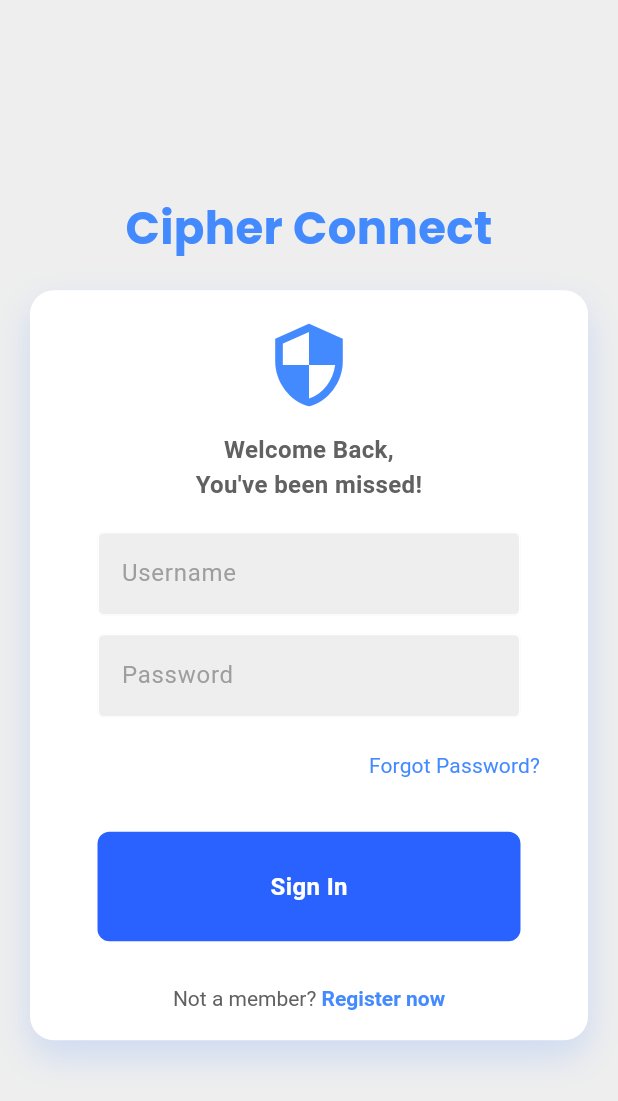
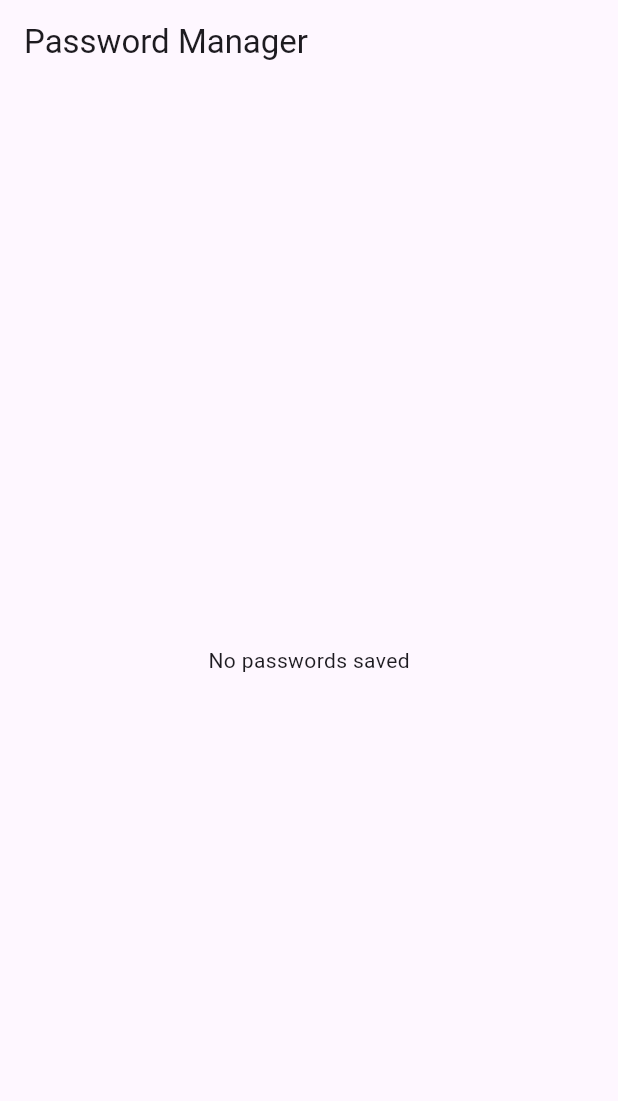
Before and after one commit to DairaDoo/cipher-connect, a Flutter app: the screen it shows after launch, on a phone screen of 412 x 824 dp. Shown: the top 1101 px of the screen. Run offline on Flutter 3.47's test engine with Material 3 defaults, Android fonts, the phone set to English and light mode, and no system bars; our stand-ins replace flutter_secure_storage, pinput; missing offline and left inert: encrypt.

Commit message:
Modifique y cree el password manager, tambien tuve que modificar el main.dart para ver los cambios. Tambien tuve que poner dependencias nuevas en el pubspec.yaml.

```diff
--- a/lib/main.dart
+++ b/lib/main.dart
@@ -1,5 +1,6 @@
 import 'package:flutter/material.dart';
-import './screens/login_screen.dart';
+import 'screens/password_manager_screen.dart';
+
 
 void main() {
   runApp(const MyApp());
@@ -11,8 +12,11 @@ class MyApp extends StatelessWidget {
   @override
   Widget build(BuildContext context) {
     return MaterialApp(
-      debugShowCheckedModeBanner: false,
-      home: (LoginPage()),
+      debugShowCheckedModeBanner: false, // Elimina la marca de debug
+      theme: ThemeData(
+        primarySwatch: Colors.deepPurple, // Estilo principal de la app
+      ),
+      home: const PasswordManagerScreen(), // Se referencia la clase actualizada
     );
   }
 }
--- a/lib/screens/login_screen.dart
+++ b/lib/screens/login_screen.dart
@@ -7,7 +7,7 @@ import '../widgets/my_textfield.dart';
 import '../widgets/my_button.dart';
 
 class LoginPage extends StatefulWidget {
-  LoginPage({super.key});
+  const LoginPage({super.key});
 
   @override
   State<LoginPage> createState() => _LoginPageState();
--- /dev/null
+++ b/lib/screens/password_manager_screen.dart
@@ -0,0 +1,58 @@
+import 'package:flutter/material.dart';
+import 'package:flutter_secure_storage/flutter_secure_storage.dart';
+
+class PasswordManagerScreen extends StatefulWidget {
+  const PasswordManagerScreen({super.key});
+
+  @override
+  _PasswordManagerScreenState createState() => _PasswordManagerScreenState();
+}
+
+class _PasswordManagerScreenState extends State<PasswordManagerScreen> {
+  final _storage = const FlutterSecureStorage();
+  Map<String, String> _savedPasswords = {};
+
+  @override
+  void initState() {
+    super.initState();
+    _loadSavedPasswords();
+  }
+
+  Future<void> _loadSavedPasswords() async {
+    final allPasswords = await _storage.readAll();
+    setState(() {
+      _savedPasswords = allPasswords;
+    });
+  }
+
+  @override
+  Widget build(BuildContext context) {
+    return Scaffold(
+      appBar: AppBar(
+        title: const Text("Password Manager"),
+      ),
+      body: _savedPasswords.isEmpty
+          ? const Center(
+              child: Text("No passwords saved"),
+            )
+          : ListView.builder(
+              itemCount: _savedPasswords.length,
+              itemBuilder: (context, index) {
+                String service = _savedPasswords.keys.elementAt(index);
+                return ListTile(
+                  leading: const Icon(Icons.security, color: Colors.blue),
+                  title: Text(service),
+                  subtitle: Text("Password: ${_savedPasswords[service]}"),
+                  trailing: IconButton(
+                    icon: const Icon(Icons.delete, color: Colors.red),
+                    onPressed: () async {
+                      await _storage.delete(key: service);
+                      _loadSavedPasswords();
+                    },
+                  ),
+                );
+              },
+            ),
+    );
+  }
+}
--- a/lib/widgets/my_textfield.dart
+++ b/lib/widgets/my_textfield.dart
@@ -20,7 +20,7 @@ class MyTextField extends StatelessWidget {
         controller: controller,
         obscureText: obscureText,
         decoration: InputDecoration(
-          enabledBorder: OutlineInputBorder(
+          enabledBorder: const OutlineInputBorder(
             borderSide: BorderSide(color: Colors.white),
           ),
           focusedBorder: OutlineInputBorder(
--- a/pubspec.yaml
+++ b/pubspec.yaml
@@ -9,6 +9,8 @@ environment:
 dependencies:
   flutter:
     sdk: flutter
+  flutter_secure_storage: ^4.2.0  # Cambia a una versión anterior que sea más estable para Windows
+  encrypt: ^5.0.0
   pinput: ^5.0.0
   http: ^0.13.4
 
```
Also changed, not shown: lib/screens/game_screen.dart (+143 -87 lines), pubspec.lock, 2 other files.
